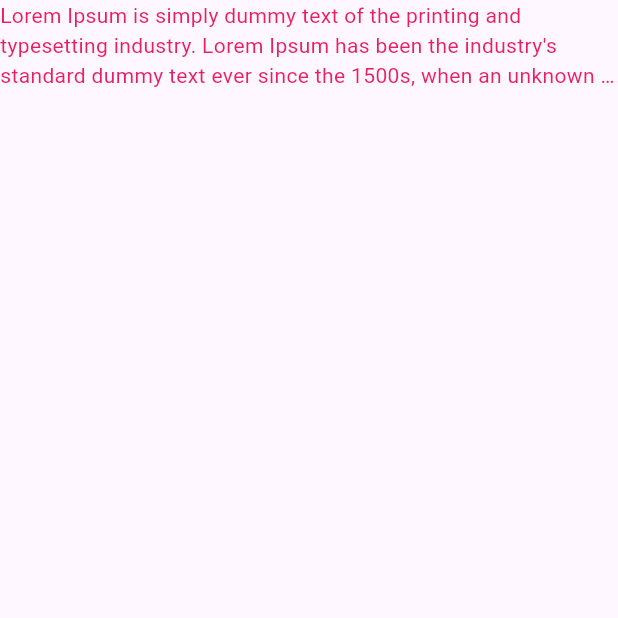
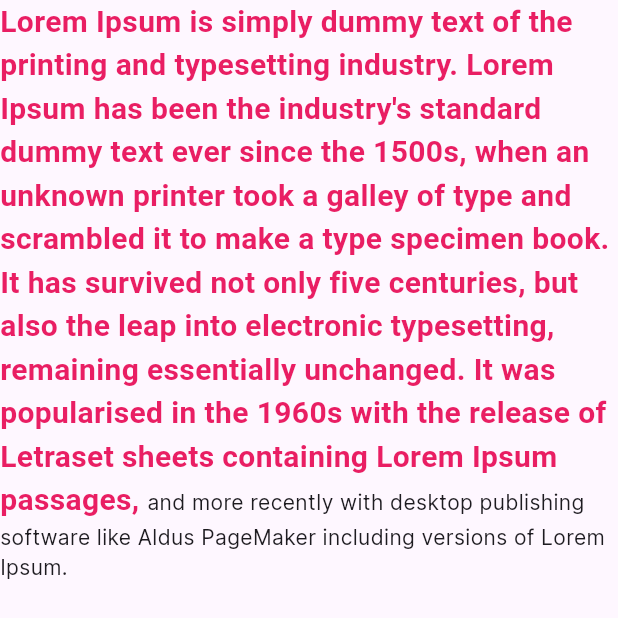
Before and after one commit to RokeyHung/first-app_flutter, a Flutter app: the screen it shows after launch, on a phone screen of 412 x 824 dp. Shown: the top 618 px of the screen. Run offline on Flutter 3.47's test engine with Material 3 defaults, Android fonts, the phone set to English and light mode, and no system bars.

Commit message:
Configured custom font and applied styles to text using RichText widget

```diff
--- a/lib/main.dart
+++ b/lib/main.dart
@@ -3,24 +3,33 @@ import 'package:flutter/material.dart';
 void main() {
   runApp(MaterialApp(
       debugShowCheckedModeBanner: false,
+      theme: ThemeData(
+        fontFamily: "Inter",
+      ),
       home: SafeArea(
           child: Scaffold(
         body: MyWidget(),
-        // appBar: AppBar(
-        //   backgroundColor: Colors.red,
-        //   title: const Text("Tu hoc flutter"),
-        // ),
-        // body: const Center(child: Text("Hello world")
       ))));
 }
 
 class MyWidget extends StatelessWidget {
   @override
   Widget build(BuildContext context) {
-    return Text(
-        style: TextStyle(color: Colors.pink),
-        maxLines: 3,
-        overflow: TextOverflow.ellipsis,
-        "Lorem Ipsum is simply dummy text of the printing and typesetting industry. Lorem Ipsum has been the industry's standard dummy text ever since the 1500s, when an unknown printer took a galley of type and scrambled it to make a type specimen book. It has survived not only five centuries, but also the leap into electronic typesetting, remaining essentially unchanged. It was popularised in the 1960s with the release of Letraset sheets containing Lorem Ipsum passages, and more recently with desktop publishing software like Aldus PageMaker including versions of Lorem Ipsum.");
+    return RichText(
+      text: TextSpan(
+          style: DefaultTextStyle.of(context).style,
+          children: <TextSpan>[
+            TextSpan(
+                style: TextStyle(
+                    color: Colors.pink,
+                    fontWeight: FontWeight.w700,
+                    fontSize: 20),
+                text:
+                    "Lorem Ipsum is simply dummy text of the printing and typesetting industry. Lorem Ipsum has been the industry's standard dummy text ever since the 1500s, when an unknown printer took a galley of type and scrambled it to make a type specimen book. It has survived not only five centuries, but also the leap into electronic typesetting, remaining essentially unchanged. It was popularised in the 1960s with the release of Letraset sheets containing Lorem Ipsum passages, "),
+            TextSpan(
+                text:
+                    "and more recently with desktop publishing software like Aldus PageMaker including versions of Lorem Ipsum.")
+          ]),
+    );
   }
 }
```
Also changed, not shown: pubspec.yaml (+22 -69 lines).
